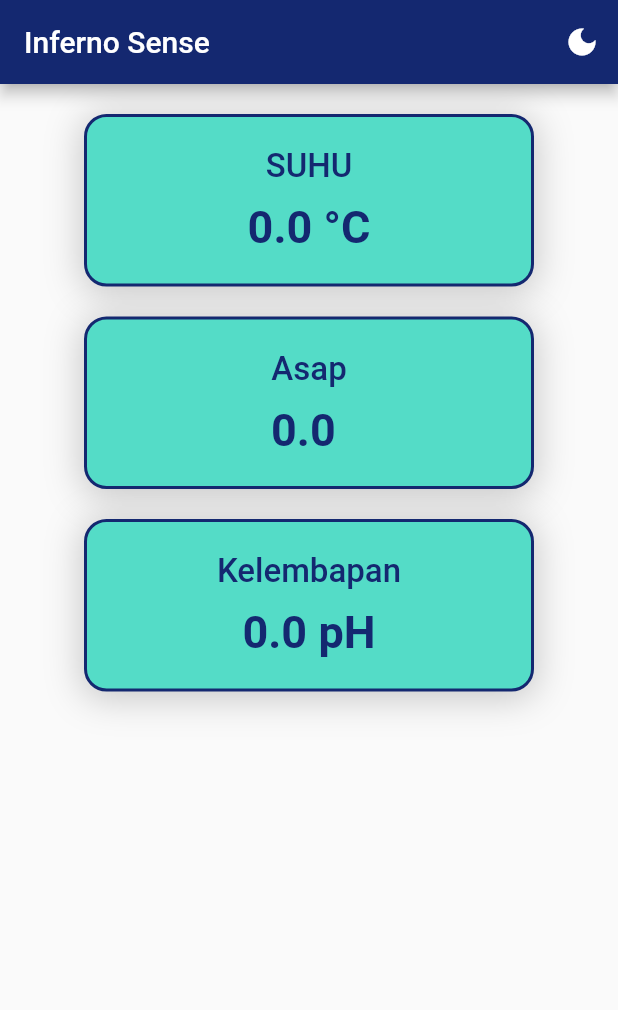
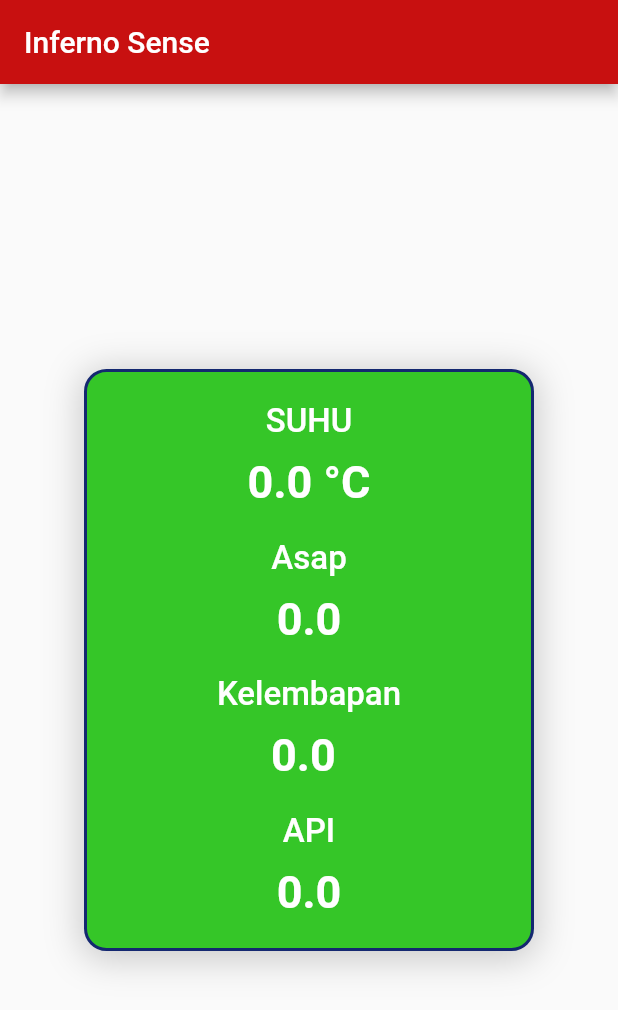
Before and after one commit to Rellganss/IPPLGAMING, a Flutter app: the screen it shows after launch, on a phone screen of 412 x 824 dp. Shown: the top 1010 px of the screen. Run offline on Flutter 3.47's test engine with Material 2 defaults, Android fonts, the phone set to English and light mode, and no system bars; our stand-ins replace firebase_core, firebase_database, firebase_messaging, flutter_local_notifications; accounts and stored records are empty; Roboto replaces fonts that are missing (RobotoMono).

Commit message:
update fitur memberikan notifikasi

```diff
--- a/lib/main.dart
+++ b/lib/main.dart
@@ -23,14 +23,7 @@ void main() async {
 }
 
 class ThemeProvider extends ChangeNotifier {
-  bool _isDarkMode = false;
-
-  bool get isDarkMode => _isDarkMode;
-
-  void toggleTheme() {
-    _isDarkMode = !_isDarkMode;
-    notifyListeners();
-  }
+  // No need for dark mode state and toggle
 }
 
 class MyApp extends StatelessWidget {
@@ -38,14 +31,13 @@ class MyApp extends StatelessWidget {
 
   @override
   Widget build(BuildContext context) {
-    final themeProvider = Provider.of<ThemeProvider>(context);
+    // No need to retrieve the themeProvider
 
     MaterialColor myPrimaryColor = const MaterialColor(0xFF00FDA4, {
       50: Color(0xFFE0FFF1),
       100: Color(0xFFB3FFDE),
       200: Color(0xFF80FFC8),
       300: Color(0xFF4DFFB1),
-      400: Color(0xFF26FFA0),
       500: Color(0xFF00FDA4),
       600: Color(0xFF00DB94),
       700: Color(0xFF00B982),
@@ -57,8 +49,7 @@ class MyApp extends StatelessWidget {
       title: 'Sensor Value App',
       theme: ThemeData(
         primarySwatch: myPrimaryColor,
-        brightness:
-            themeProvider.isDarkMode ? Brightness.dark : Brightness.light,
+        // No need to check for dark mode
       ),
       home: const MySensorPage(),
     );
@@ -73,18 +64,19 @@ class MySensorPage extends StatefulWidget {
 }
 
 class _MySensorPageState extends State<MySensorPage> {
+  late double suhuValue;
   late double asapValue;
-  late double suhuValue;
+  late double apiValue;
   late double kelembapanValue;
-  late double apiValue;
 
+  late DatabaseReference _suhuRef;
+  late DatabaseReference _apiRef;
   late DatabaseReference _asapRef;
-  late DatabaseReference _suhuRef;
   late DatabaseReference _kelembapanRef;
-  late DatabaseReference _apiRef;
 
   final FlutterLocalNotificationsPlugin flutterLocalNotificationsPlugin =
       FlutterLocalNotificationsPlugin();
+  final double apiThreshold = 1;
 
   Future<void> showNotification(String sensorName, double sensorValue) async {
     const AndroidNotificationDetails androidPlatformChannelSpecifics =
@@ -102,7 +94,7 @@ class _MySensorPageState extends State<MySensorPage> {
 
     await flutterLocalNotificationsPlugin.show(
       0,
-      'Nilai Sensor Dibawah Ketentuan',
+      'Terjadi Kebakaran',
       '$sensorName: $sensorValue',
       platformChannelSpecifics,
     );
@@ -133,12 +125,13 @@ class _MySensorPageState extends State<MySensorPage> {
   @override
   void initState() {
     super.initState();
-    asapValue = 0.0; // Initialize to some default value
-    suhuValue = 0.0; // Initialize to some default value
-    kelembapanValue = 0.0; // Initialize to some default value
+    apiValue = 0.0;
+    suhuValue = 0.0;
+    asapValue = 0.0;
+    kelembapanValue = 0.0;
 
+    _suhuRef = FirebaseDatabase.instance.reference().child('dht/suhu');
     _asapRef = FirebaseDatabase.instance.reference().child('m2q/asap');
-    _suhuRef = FirebaseDatabase.instance.reference().child('dht/suhu');
     _kelembapanRef =
         FirebaseDatabase.instance.reference().child('dht/kelembapan');
     _apiRef = FirebaseDatabase.instance.reference().child('flame/api');
@@ -148,6 +141,20 @@ class _MySensorPageState extends State<MySensorPage> {
       if (data != null) {
         setState(() {
           suhuValue = double.parse(data.toString());
+        });
+      }
+    });
+
+    _apiRef.onValue.listen((event) {
+      final data = event.snapshot.value;
+      if (data != null) {
+        setState(() {
+          apiValue = double.parse(data.toString());
+          if (apiValue >= apiThreshold) {
+            showNotification('kondisi api', apiValue);
+          } else {
+            showNotification('kondisi api', apiValue);
+          }
         });
       }
     });
@@ -169,21 +176,12 @@ class _MySensorPageState extends State<MySensorPage> {
         });
       }
     });
-
-    _apiRef.onValue.listen((event) {
-      final data = event.snapshot.value;
-      if (data != null) {
-        setState(() {
-          apiValue = double.parse(data.toString());
-        });
-      }
-    });
   }
 
   @override
   void dispose() {
+    _suhuRef.onValue.drain();
     _asapRef.onValue.drain();
-    _suhuRef.onValue.drain();
     _kelembapanRef.onValue.drain();
     _apiRef.onValue.drain();
     super.dispose();
@@ -191,58 +189,21 @@ class _MySensorPageState extends State<MySensorPage> {
 
   @override
   Widget build(BuildContext context) {
-    final themeProvider = Provider.of<ThemeProvider>(context);
-
     return Scaffold(
       appBar: AppBar(
-          backgroundColor: const Color(0xff142870),
+        backgroundColor: const Color.fromARGB(255, 200, 16, 16),
         title: const Text(
           'Inferno Sense',
           style: TextStyle(color: Colors.white, fontFamily: 'RobotoMono'),
         ),
-          actions: <Widget>[
-            IconButton(
-              icon: Icon(
-                themeProvider.isDarkMode ? Icons.light_mode : Icons.dark_mode,
-                color: Colors.white,
       ),
-              onPressed: () {
-                themeProvider.toggleTheme();
-              },
-            ),
-          ],
-        ),
-        body: SingleChildScrollView(
-          child: Center(
-            child: Column(
-              mainAxisAlignment: MainAxisAlignment.center,
-              children: <Widget>[
-                const SizedBox(height: 10.0),
-                buildSensorCard(
-                    'SUHU', suhuValue, '°C', themeProvider.isDarkMode),
-                buildSensorCard(
-                    'Asap', asapValue, '', themeProvider.isDarkMode),
-                buildSensorCard('Kelembapan', kelembapanValue, 'pH',
-                    themeProvider.isDarkMode),
-              ],
-            ),
-          ),
-        ));
-  }
-}
-
-Widget buildSensorCard(
-    String title, double value, String unit, bool isDarkMode) {
-  Color cardBackgroundColor =
-      isDarkMode ? Colors.black : const Color(0xff54DCC7);
-  Color borderColor = isDarkMode ? Colors.white : const Color(0xff142870);
-  Color textColor = isDarkMode ? Colors.white : const Color(0xff142870);
-
-  return Container(
+      body: Center(
+        // Wrap the card with a Center widget
+        child: Container(
           width: 300.0,
           margin: const EdgeInsets.symmetric(vertical: 10),
           decoration: BoxDecoration(
-      color: cardBackgroundColor,
+            color: const Color.fromARGB(255, 53, 198, 40),
             borderRadius: BorderRadius.circular(15.0),
             boxShadow: [
               BoxShadow(
@@ -253,7 +214,7 @@ Widget buildSensorCard(
               ),
             ],
             border: Border.all(
-        color: borderColor,
+              color: const Color(0xff142870),
               width: 2,
             ),
           ),
@@ -262,27 +223,106 @@ Widget buildSensorCard(
             child: Column(
               mainAxisSize: MainAxisSize.min,
               children: <Widget>[
-          Text(
-            title,
+                Column(
+                  children: [
+                    const Text(
+                      'SUHU',
                       style: TextStyle(
                         fontSize: 22,
                         fontWeight: FontWeight.w500,
                         fontFamily: 'RobotoMono',
-              color: textColor,
+                        color: Colors.white,
                       ),
                     ),
                     const SizedBox(height: 10),
                     Text(
-            '${value.toStringAsFixed(1)} $unit',
-            style: TextStyle(
+                      '${suhuValue.toStringAsFixed(1)} °C',
+                      style: const TextStyle(
                         fontSize: 30,
                         fontWeight: FontWeight.w700,
                         fontFamily: 'RobotoMono',
-              color: textColor,
+                        color: Colors.white,
                       ),
                     ),
                   ],
                 ),
+                const SizedBox(height: 20),
+                Column(
+                  children: [
+                    const Text(
+                      'Asap',
+                      style: TextStyle(
+                        fontSize: 22,
+                        fontWeight: FontWeight.w500,
+                        fontFamily: 'RobotoMono',
+                        color: Colors.white,
+                      ),
+                    ),
+                    const SizedBox(height: 10),
+                    Text(
+                      asapValue.toStringAsFixed(1),
+                      style: const TextStyle(
+                        fontSize: 30,
+                        fontWeight: FontWeight.w700,
+                        fontFamily: 'RobotoMono',
+                        color: Colors.white,
+                      ),
+                    ),
+                  ],
+                ),
+                const SizedBox(height: 20),
+                Column(
+                  children: [
+                    const Text(
+                      'Kelembapan',
+                      style: TextStyle(
+                        fontSize: 22,
+                        fontWeight: FontWeight.w500,
+                        fontFamily: 'RobotoMono',
+                        color: Colors.white,
+                      ),
+                    ),
+                    const SizedBox(height: 10),
+                    Text(
+                      '${kelembapanValue.toStringAsFixed(1)} ',
+                      style: const TextStyle(
+                        fontSize: 30,
+                        fontWeight: FontWeight.w700,
+                        fontFamily: 'RobotoMono',
+                        color: Colors.white,
+                      ),
+                    ),
+                  ],
+                ),
+                const SizedBox(height: 20),
+                Column(
+                  children: [
+                    const Text(
+                      'API',
+                      style: TextStyle(
+                        fontSize: 22,
+                        fontWeight: FontWeight.w500,
+                        fontFamily: 'RobotoMono',
+                        color: Colors.white,
+                      ),
+                    ),
+                    const SizedBox(height: 10),
+                    Text(
+                      apiValue.toStringAsFixed(1),
+                      style: const TextStyle(
+                        fontSize: 30,
+                        fontWeight: FontWeight.w700,
+                        fontFamily: 'RobotoMono',
+                        color: Colors.white,
+                      ),
+                    ),
+                  ],
+                ),
+              ],
+            ),
+          ),
+        ),
       ),
     );
   }
+}
```
Lines whose indentation alone changed are shown as unchanged.
